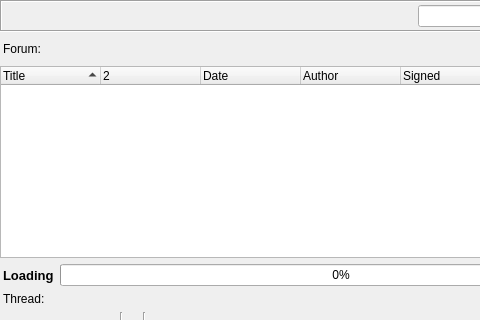
Old version of the form retroshare-gui/src/gui/gxsforums/GxsForumThreadWidget.ui in the repository RetroShare/RetroShare; both pictures show x 0 to 480 and y 0 to 320 of the 622 by 412 pixel window.
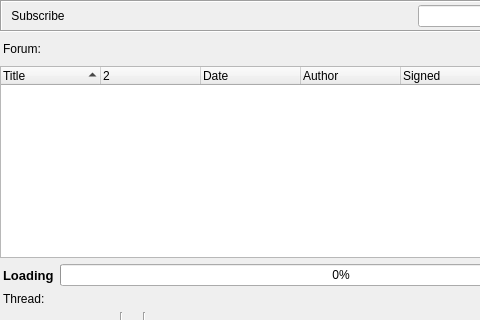
New version of the form. Icons and pictures are not drawn. Custom widgets are drawn as their Qt base class.

Commit message: Added subscribe button to forums.

The edit to the form file:
```diff
--- a/retroshare-gui/src/gui/gxsforums/GxsForumThreadWidget.ui
+++ b/retroshare-gui/src/gui/gxsforums/GxsForumThreadWidget.ui
@@ -42,6 +42,22 @@
           <property name="margin">
            <number>2</number>
           </property>
+          <item>
+           <widget class="SubscribeToolButton" name="subscribeToolButton">
+            <property name="sizePolicy">
+             <sizepolicy hsizetype="Fixed" vsizetype="Preferred">
+              <horstretch>0</horstretch>
+              <verstretch>0</verstretch>
+             </sizepolicy>
+            </property>
+            <property name="text">
+             <string notr="true">Subscribe</string>
+            </property>
+            <property name="autoRaise">
+             <bool>true</bool>
+            </property>
+           </widget>
+          </item>
           <item>
            <widget class="QToolButton" name="newthreadButton">
             <property name="focusPolicy">
@@ -520,16 +536,21 @@
   </layout>
  </widget>
  <customwidgets>
-  <customwidget>
-   <class>RSTextBrowser</class>
-   <extends>QTextBrowser</extends>
-   <header>gui/common/RSTextBrowser.h</header>
-  </customwidget>
   <customwidget>
    <class>LineEditClear</class>
    <extends>QLineEdit</extends>
    <header location="global">gui/common/LineEditClear.h</header>
   </customwidget>
+  <customwidget>
+   <class>SubscribeToolButton</class>
+   <extends>QToolButton</extends>
+   <header>gui/common/SubscribeToolButton.h</header>
+  </customwidget>
+  <customwidget>
+   <class>RSTextBrowser</class>
+   <extends>QTextBrowser</extends>
+   <header>gui/common/RSTextBrowser.h</header>
+  </customwidget>
   <customwidget>
    <class>GxsIdRSTreeWidget</class>
    <extends>QTreeWidget</extends>
```
The commit also changes 3 other files.
